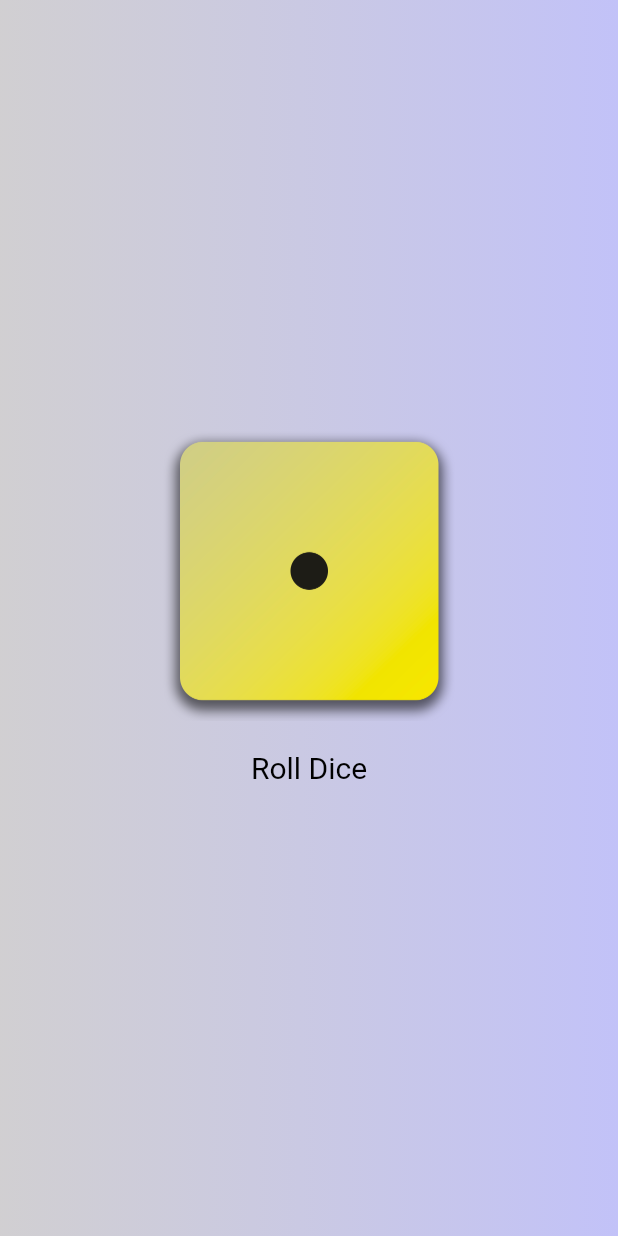
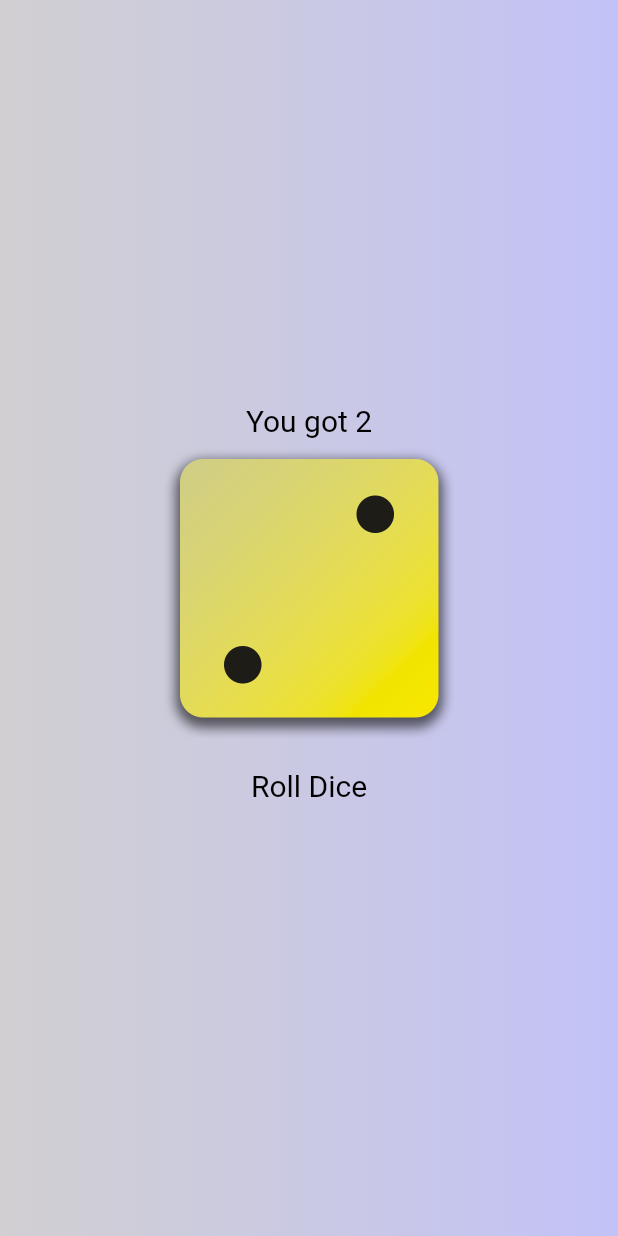
Before and after one commit to incri/learning-Flutter-Basics, a Flutter app: the screen it shows after launch, on a phone screen of 412 x 824 dp. Run offline on Flutter 3.47's test engine with Material 2 defaults, Android fonts, the phone set to English and light mode, and no system bars.

Commit message:
dice master project completed

```diff
--- /dev/null
+++ b/dice_master/lib/dice_roller.dart
@@ -0,0 +1,42 @@
+import 'package:dice_master/text_style_container.dart';
+import 'package:flutter/material.dart';
+import 'dart:math';
+
+final randomizer = Random();
+
+class DiceRoller extends StatefulWidget {
+  const DiceRoller({super.key});
+
+  @override
+  State<DiceRoller> createState() {
+    return _DiceRollerState();
+  }
+}
+
+class _DiceRollerState extends State<DiceRoller> {
+  var currentDiceRoll = 2;
+
+  void rollDice() {
+    setState(() {
+      currentDiceRoll = randomizer.nextInt(6) + 1;
+    });
+  }
+
+  @override
+  build(context) {
+    return Column(mainAxisSize: MainAxisSize.min, children: [
+      TextStyleContainer('You got $currentDiceRoll'),
+      Image.asset(
+        'assets/images/dice-$currentDiceRoll.png',
+        width: 200,
+      ),
+      TextButton(
+          onPressed: rollDice,
+          style: TextButton.styleFrom(
+              padding: const EdgeInsets.all(20),
+              foregroundColor: Colors.black,
+              textStyle: const TextStyle(fontSize: 20)),
+          child: const Text('Roll Dice'))
+    ]);
+  }
+}
--- a/dice_master/lib/gradient_container.dart
+++ b/dice_master/lib/gradient_container.dart
@@ -1,3 +1,4 @@
+import 'package:dice_master/dice_roller.dart';
 import 'package:flutter/material.dart';
 
 class GradientContainer extends StatelessWidget {
@@ -6,29 +7,12 @@
   final Color color1;
   final Color color2;
 
-  void rollDice() {
-    //...
-  }
-
   @override
   Widget build(context) {
     return Container(
       decoration:
           BoxDecoration(gradient: LinearGradient(colors: [color1, color2])),
-      child: Center(
-          child: Column(mainAxisSize: MainAxisSize.min, children: [
-        Image.asset(
-          'assets/images/dice-1.png',
-          width: 200,
-        ),
-        TextButton(
-            onPressed: rollDice,
-            style: TextButton.styleFrom(
-                padding: const EdgeInsets.all(20),
-                foregroundColor: Colors.black,
-                textStyle: const TextStyle(fontSize: 20)),
-            child: const Text('Roll Dice'))
-      ])),
+      child: const Center(child: DiceRoller()),
     );
   }
 }
```
